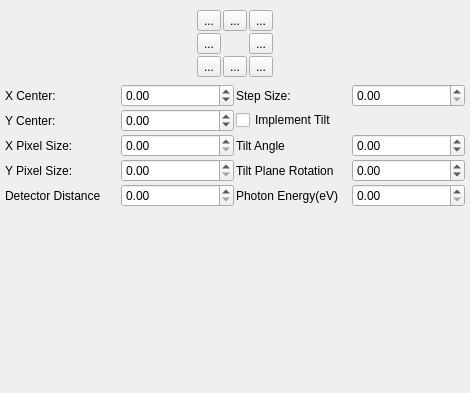
Old version of the form source/qxrdcenterfinderdialog.ui in the repository guyjennings/qxrd.
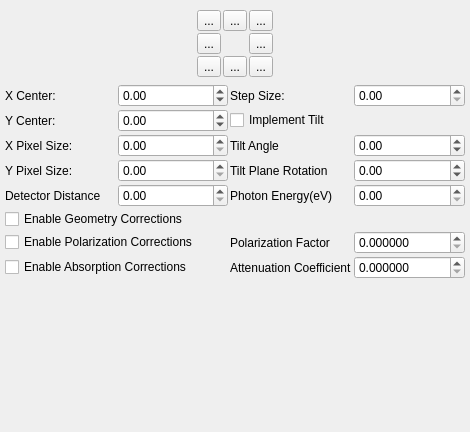
New version of the form. Icons and pictures are not drawn. Custom widgets are drawn as their Qt base class.

Commit message: Added UI and calculations for various integration corrections The UI works but the corrections are not yet correct

```diff
--- a/source/qxrdcenterfinderdialog.ui
+++ b/source/qxrdcenterfinderdialog.ui
@@ -7,7 +7,7 @@
     <x>0</x>
     <y>0</y>
     <width>470</width>
-    <height>393</height>
+    <height>432</height>
    </rect>
   </property>
   <property name="windowTitle">
@@ -487,6 +487,88 @@
         </property>
        </widget>
       </item>
+      <item row="9" column="0" colspan="2">
+       <widget class="QCheckBox" name="m_EnableGeometry">
+        <property name="toolTip">
+         <string/>
+        </property>
+        <property name="text">
+         <string>Enable Geometry Corrections </string>
+        </property>
+       </widget>
+      </item>
+      <item row="10" column="2">
+       <widget class="QLabel" name="label_24">
+        <property name="text">
+         <string>Polarization Factor</string>
+        </property>
+       </widget>
+      </item>
+      <item row="10" column="3">
+       <widget class="QDoubleSpinBox" name="m_Polarization">
+        <property name="toolTip">
+         <string/>
+        </property>
+        <property name="keyboardTracking">
+         <bool>false</bool>
+        </property>
+        <property name="decimals">
+         <number>6</number>
+        </property>
+        <property name="maximum">
+         <double>1.000000000000000</double>
+        </property>
+        <property name="singleStep">
+         <double>0.010000000000000</double>
+        </property>
+       </widget>
+      </item>
+      <item row="11" column="3">
+       <widget class="QDoubleSpinBox" name="m_Absorption">
+        <property name="toolTip">
+         <string/>
+        </property>
+        <property name="keyboardTracking">
+         <bool>false</bool>
+        </property>
+        <property name="decimals">
+         <number>6</number>
+        </property>
+        <property name="maximum">
+         <double>1000000.000000000000000</double>
+        </property>
+        <property name="singleStep">
+         <double>0.010000000000000</double>
+        </property>
+       </widget>
+      </item>
+      <item row="11" column="2">
+       <widget class="QLabel" name="label_23">
+        <property name="text">
+         <string>Attenuation Coefficient</string>
+        </property>
+       </widget>
+      </item>
+      <item row="10" column="0" colspan="2">
+       <widget class="QCheckBox" name="m_EnablePolarization">
+        <property name="toolTip">
+         <string/>
+        </property>
+        <property name="text">
+         <string>Enable Polarization Corrections </string>
+        </property>
+       </widget>
+      </item>
+      <item row="11" column="0" colspan="2">
+       <widget class="QCheckBox" name="m_EnableAbsorption">
+        <property name="toolTip">
+         <string/>
+        </property>
+        <property name="text">
+         <string>Enable Absorption Corrections </string>
+        </property>
+       </widget>
+      </item>
      </layout>
     </item>
    </layout>
```
The commit also changes 7 other files.
